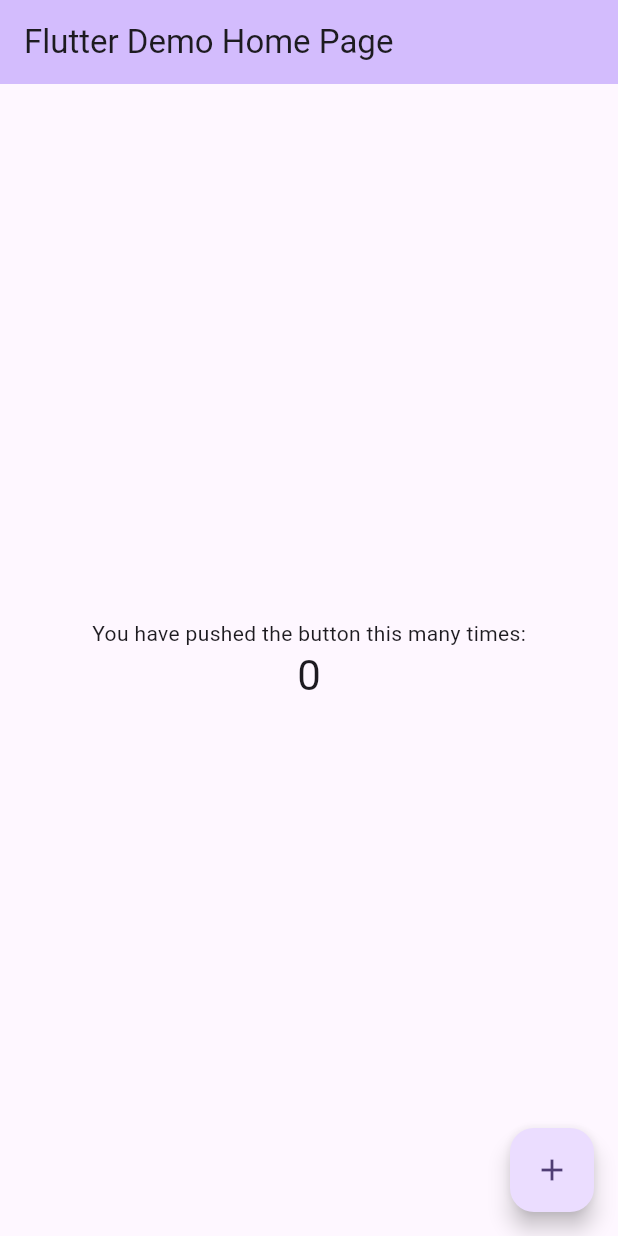
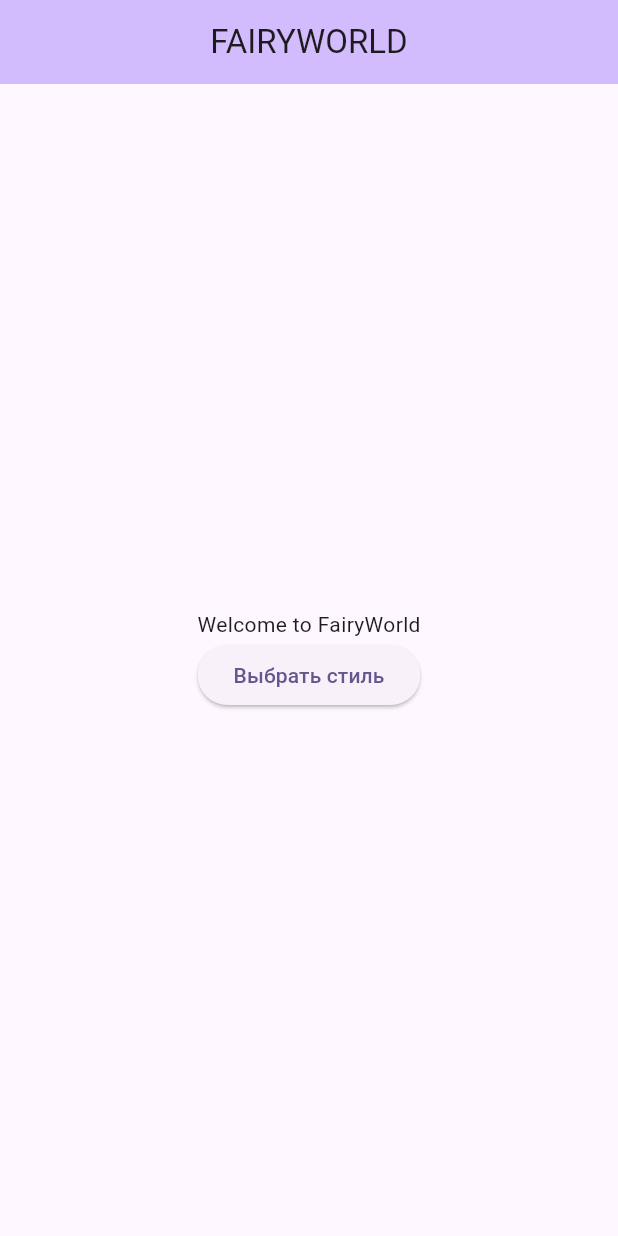
Before and after one commit to Camarederic/FairyWorld, a Flutter app: the screen it shows after launch, on a phone screen of 412 x 824 dp. Run offline on Flutter 3.47's test engine with Material 3 defaults, Android fonts, the phone set to English and light mode, and no system bars.

Commit message:
Create first FairyWorld screen

```diff
--- a/lib/main.dart
+++ b/lib/main.dart
@@ -7,45 +7,18 @@
 class MyApp extends StatelessWidget {
   const MyApp({super.key});
 
-  // This widget is the root of your application.
   @override
   Widget build(BuildContext context) {
     return MaterialApp(
       title: 'Flutter Demo',
-      theme: ThemeData(
-        // This is the theme of your application.
-        //
-        // TRY THIS: Try running your application with "flutter run". You'll see
-        // the application has a purple toolbar. Then, without quitting the app,
-        // try changing the seedColor in the colorScheme below to Colors.green
-        // and then invoke "hot reload" (save your changes or press the "hot
-        // reload" button in a Flutter-supported IDE, or press "r" if you used
-        // the command line to start the app).
-        //
-        // Notice that the counter didn't reset back to zero; the application
-        // state is not lost during the reload. To reset the state, use hot
-        // restart instead.
-        //
-        // This works for code too, not just values: Most code changes can be
-        // tested with just a hot reload.
-        colorScheme: .fromSeed(seedColor: Colors.deepPurple),
-      ),
-      home: const MyHomePage(title: 'Flutter Demo Home Page'),
+      theme: ThemeData(colorScheme: .fromSeed(seedColor: Colors.deepPurple)),
+      home: const MyHomePage(title: 'FAIRYWORLD'),
     );
   }
 }
 
 class MyHomePage extends StatefulWidget {
   const MyHomePage({super.key, required this.title});
-
-  // This widget is the home page of your application. It is stateful, meaning
-  // that it has a State object (defined below) that contains fields that affect
-  // how it looks.
-
-  // This class is the configuration for the state. It holds the values (in this
-  // case the title) provided by the parent (in this case the App widget) and
-  // used by the build method of the State. Fields in a Widget subclass are
-  // always marked "final".
 
   final String title;
 
@@ -54,69 +27,27 @@
 }
 
 class _MyHomePageState extends State<MyHomePage> {
-  int _counter = 0;
-
-  void _incrementCounter() {
-    setState(() {
-      // This call to setState tells the Flutter framework that something has
-      // changed in this State, which causes it to rerun the build method below
-      // so that the display can reflect the updated values. If we changed
-      // _counter without calling setState(), then the build method would not be
-      // called again, and so nothing would appear to happen.
-      _counter++;
-    });
-  }
-
   @override
   Widget build(BuildContext context) {
-    // This method is rerun every time setState is called, for instance as done
-    // by the _incrementCounter method above.
-    //
-    // The Flutter framework has been optimized to make rerunning build methods
-    // fast, so that you can just rebuild anything that needs updating rather
-    // than having to individually change instances of widgets.
     return Scaffold(
       appBar: AppBar(
-        // TRY THIS: Try changing the color here to a specific color (to
-        // Colors.amber, perhaps?) and trigger a hot reload to see the AppBar
-        // change color while the other colors stay the same.
         backgroundColor: Theme.of(context).colorScheme.inversePrimary,
-        // Here we take the value from the MyHomePage object that was created by
-        // the App.build method, and use it to set our appbar title.
+        centerTitle: true,
         title: Text(widget.title),
       ),
       body: Center(
-        // Center is a layout widget. It takes a single child and positions it
-        // in the middle of the parent.
         child: Column(
-          // Column is also a layout widget. It takes a list of children and
-          // arranges them vertically. By default, it sizes itself to fit its
-          // children horizontally, and tries to be as tall as its parent.
-          //
-          // Column has various properties to control how it sizes itself and
-          // how it positions its children. Here we use mainAxisAlignment to
-          // center the children vertically; the main axis here is the vertical
-          // axis because Columns are vertical (the cross axis would be
-          // horizontal).
-          //
-          // TRY THIS: Invoke "debug painting" (choose the "Toggle Debug Paint"
-          // action in the IDE, or press "p" in the console), to see the
-          // wireframe for each widget.
           mainAxisAlignment: .center,
           children: [
-            const Text('You have pushed the button this many times:'),
-            Text(
-              '$_counter',
-              style: Theme.of(context).textTheme.headlineMedium,
+            const Text('Welcome to FairyWorld'),
+
+            ElevatedButton(
+              onPressed: () {},
+              child: const Text('Выбрать стиль'),
             ),
           ],
         ),
       ),
-      floatingActionButton: FloatingActionButton(
-        onPressed: _incrementCounter,
-        tooltip: 'Increment',
-        child: const Icon(Icons.add),
-      ),
     );
   }
 }
```
